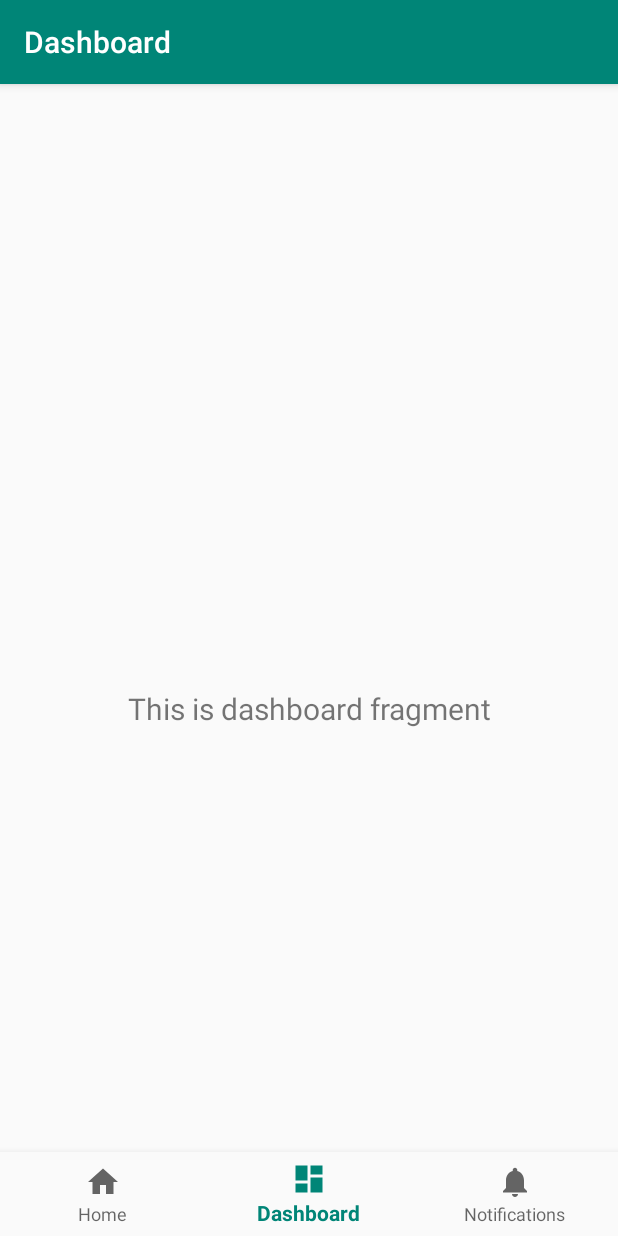
After one commit to capstone-project-cs-info-4488/MachineLearningBookSuggester, an Android app: the DashboardFragment screen opened through its navigation route, on a phone screen of 412 x 824 dp. The commit adds this screen. Run offline under Robolectric (Android 15) with nearby library versions, the phone set to English and light mode, and no system bars; our stand-ins replace navigation-ui.

Commit message:
Recreating our app...

```diff
--- a/java/android/build.gradle
+++ b/java/android/build.gradle
@@ -51,6 +51,9 @@ dependencies {
     implementation 'androidx.annotation:annotation:1.1.0'
     implementation 'androidx.constraintlayout:constraintlayout:1.1.3'
     implementation 'androidx.lifecycle:lifecycle-extensions:2.2.0'
+    implementation 'androidx.vectordrawable:vectordrawable:1.0.1'
+    implementation 'androidx.navigation:navigation-fragment:2.0.0'
+    implementation 'androidx.navigation:navigation-ui:2.0.0'
     testImplementation 'junit:junit:4.13'
     androidTestImplementation 'androidx.test.ext:junit:1.1.1'
     androidTestImplementation 'androidx.test.espresso:espresso-core:3.2.0'
--- a/java/android/src/main/AndroidManifest.xml
+++ b/java/android/src/main/AndroidManifest.xml
@@ -12,6 +12,9 @@
         android:theme="@style/AppTheme"
         tools:ignore="GoogleAppIndexingWarning">
         <activity
+            android:name=".MainActivity"
+            android:label="@string/title_activity_main"></activity>
+        <activity
             android:name=".ui.login.LoginActivity"
             android:label="@string/title_activity_login">
             <intent-filter>
--- /dev/null
+++ b/java/android/src/main/java/edu/isu/capstone/bookrec/android/MainActivity.java
@@ -0,0 +1,30 @@
+package edu.isu.capstone.bookrec.android;
+
+import android.os.Bundle;
+
+import com.google.android.material.bottomnavigation.BottomNavigationView;
+
+import androidx.appcompat.app.AppCompatActivity;
+import androidx.navigation.NavController;
+import androidx.navigation.Navigation;
+import androidx.navigation.ui.AppBarConfiguration;
+import androidx.navigation.ui.NavigationUI;
+
+public class MainActivity extends AppCompatActivity {
+
+    @Override
+    protected void onCreate(Bundle savedInstanceState) {
+        super.onCreate(savedInstanceState);
+        setContentView(R.layout.activity_main);
+        BottomNavigationView navView = findViewById(R.id.nav_view);
+        // Passing each menu ID as a set of Ids because each
+        // menu should be considered as top level destinations.
+        AppBarConfiguration appBarConfiguration = new AppBarConfiguration.Builder(
+                R.id.navigation_home, R.id.navigation_dashboard, R.id.navigation_notifications)
+                .build();
+        NavController navController = Navigation.findNavController(this, R.id.nav_host_fragment);
+        NavigationUI.setupActionBarWithNavController(this, navController, appBarConfiguration);
+        NavigationUI.setupWithNavController(navView, navController);
+    }
+
+}
--- /dev/null
+++ b/java/android/src/main/java/edu/isu/capstone/bookrec/android/ui/dashboard/DashboardFragment.java
@@ -0,0 +1,35 @@
+package edu.isu.capstone.bookrec.android.ui.dashboard;
+
+import android.os.Bundle;
+import android.view.LayoutInflater;
+import android.view.View;
+import android.view.ViewGroup;
+import android.widget.TextView;
+
+import androidx.annotation.NonNull;
+import androidx.annotation.Nullable;
+import androidx.fragment.app.Fragment;
+import androidx.lifecycle.Observer;
+import androidx.lifecycle.ViewModelProviders;
+
+import edu.isu.capstone.bookrec.android.R;
+
+public class DashboardFragment extends Fragment {
+
+    private DashboardViewModel dashboardViewModel;
+
+    public View onCreateView(@NonNull LayoutInflater inflater,
+                             ViewGroup container, Bundle savedInstanceState) {
+        dashboardViewModel =
+                ViewModelProviders.of(this).get(DashboardViewModel.class);
+        View root = inflater.inflate(R.layout.fragment_dashboard, container, false);
+        final TextView textView = root.findViewById(R.id.text_dashboard);
+        dashboardViewModel.getText().observe(getViewLifecycleOwner(), new Observer<String>() {
+            @Override
+            public void onChanged(@Nullable String s) {
+                textView.setText(s);
+            }
+        });
+        return root;
+    }
+}
--- /dev/null
+++ b/java/android/src/main/java/edu/isu/capstone/bookrec/android/ui/dashboard/DashboardViewModel.java
@@ -0,0 +1,19 @@
+package edu.isu.capstone.bookrec.android.ui.dashboard;
+
+import androidx.lifecycle.LiveData;
+import androidx.lifecycle.MutableLiveData;
+import androidx.lifecycle.ViewModel;
+
+public class DashboardViewModel extends ViewModel {
+
+    private MutableLiveData<String> mText;
+
+    public DashboardViewModel() {
+        mText = new MutableLiveData<>();
+        mText.setValue("This is dashboard fragment");
+    }
+
+    public LiveData<String> getText() {
+        return mText;
+    }
+}
--- /dev/null
+++ b/java/android/src/main/java/edu/isu/capstone/bookrec/android/ui/home/HomeFragment.java
@@ -0,0 +1,35 @@
+package edu.isu.capstone.bookrec.android.ui.home;
+
+import android.os.Bundle;
+import android.view.LayoutInflater;
+import android.view.View;
+import android.view.ViewGroup;
+import android.widget.TextView;
+
+import androidx.annotation.NonNull;
+import androidx.annotation.Nullable;
+import androidx.fragment.app.Fragment;
+import androidx.lifecycle.Observer;
+import androidx.lifecycle.ViewModelProviders;
+
+import edu.isu.capstone.bookrec.android.R;
+
+public class HomeFragment extends Fragment {
+
+    private HomeViewModel homeViewModel;
+
+    public View onCreateView(@NonNull LayoutInflater inflater,
+                             ViewGroup container, Bundle savedInstanceState) {
+        homeViewModel =
+                ViewModelProviders.of(this).get(HomeViewModel.class);
+        View root = inflater.inflate(R.layout.fragment_home, container, false);
+        final TextView textView = root.findViewById(R.id.text_home);
+        homeViewModel.getText().observe(getViewLifecycleOwner(), new Observer<String>() {
+            @Override
+            public void onChanged(@Nullable String s) {
+                textView.setText(s);
+            }
+        });
+        return root;
+    }
+}
--- /dev/null
+++ b/java/android/src/main/java/edu/isu/capstone/bookrec/android/ui/home/HomeViewModel.java
@@ -0,0 +1,19 @@
+package edu.isu.capstone.bookrec.android.ui.home;
+
+import androidx.lifecycle.LiveData;
+import androidx.lifecycle.MutableLiveData;
+import androidx.lifecycle.ViewModel;
+
+public class HomeViewModel extends ViewModel {
+
+    private MutableLiveData<String> mText;
+
+    public HomeViewModel() {
+        mText = new MutableLiveData<>();
+        mText.setValue("This is home fragment");
+    }
+
+    public LiveData<String> getText() {
+        return mText;
+    }
+}
--- /dev/null
+++ b/java/android/src/main/java/edu/isu/capstone/bookrec/android/ui/notifications/NotificationsFragment.java
@@ -0,0 +1,35 @@
+package edu.isu.capstone.bookrec.android.ui.notifications;
+
+import android.os.Bundle;
+import android.view.LayoutInflater;
+import android.view.View;
+import android.view.ViewGroup;
+import android.widget.TextView;
+
+import androidx.annotation.NonNull;
+import androidx.annotation.Nullable;
+import androidx.fragment.app.Fragment;
+import androidx.lifecycle.Observer;
+import androidx.lifecycle.ViewModelProviders;
+
+import edu.isu.capstone.bookrec.android.R;
+
+public class NotificationsFragment extends Fragment {
+
+    private NotificationsViewModel notificationsViewModel;
+
+    public View onCreateView(@NonNull LayoutInflater inflater,
+                             ViewGroup container, Bundle savedInstanceState) {
+        notificationsViewModel =
+                ViewModelProviders.of(this).get(NotificationsViewModel.class);
+        View root = inflater.inflate(R.layout.fragment_notifications, container, false);
+        final TextView textView = root.findViewById(R.id.text_notifications);
+        notificationsViewModel.getText().observe(getViewLifecycleOwner(), new Observer<String>() {
+            @Override
+            public void onChanged(@Nullable String s) {
+                textView.setText(s);
+            }
+        });
+        return root;
+    }
+}
--- /dev/null
+++ b/java/android/src/main/java/edu/isu/capstone/bookrec/android/ui/notifications/NotificationsViewModel.java
@@ -0,0 +1,19 @@
+package edu.isu.capstone.bookrec.android.ui.notifications;
+
+import androidx.lifecycle.LiveData;
+import androidx.lifecycle.MutableLiveData;
+import androidx.lifecycle.ViewModel;
+
+public class NotificationsViewModel extends ViewModel {
+
+    private MutableLiveData<String> mText;
+
+    public NotificationsViewModel() {
+        mText = new MutableLiveData<>();
+        mText.setValue("This is notifications fragment");
+    }
+
+    public LiveData<String> getText() {
+        return mText;
+    }
+}
--- /dev/null
+++ b/java/android/src/main/res/drawable/ic_dashboard_black_24dp.xml
@@ -0,0 +1,9 @@
+<vector xmlns:android="http://schemas.android.com/apk/res/android"
+    android:width="24dp"
+    android:height="24dp"
+    android:viewportWidth="24.0"
+    android:viewportHeight="24.0">
+    <path
+        android:fillColor="#FF000000"
+        android:pathData="M3,13h8L11,3L3,3v10zM3,21h8v-6L3,15v6zM13,21h8L21,11h-8v10zM13,3v6h8L21,3h-8z" />
+</vector>
--- /dev/null
+++ b/java/android/src/main/res/drawable/ic_home_black_24dp.xml
@@ -0,0 +1,9 @@
+<vector xmlns:android="http://schemas.android.com/apk/res/android"
+    android:width="24dp"
+    android:height="24dp"
+    android:viewportWidth="24.0"
+    android:viewportHeight="24.0">
+    <path
+        android:fillColor="#FF000000"
+        android:pathData="M10,20v-6h4v6h5v-8h3L12,3 2,12h3v8z" />
+</vector>
--- /dev/null
+++ b/java/android/src/main/res/drawable/ic_notifications_black_24dp.xml
@@ -0,0 +1,9 @@
+<vector xmlns:android="http://schemas.android.com/apk/res/android"
+    android:width="24dp"
+    android:height="24dp"
+    android:viewportWidth="24.0"
+    android:viewportHeight="24.0">
+    <path
+        android:fillColor="#FF000000"
+        android:pathData="M12,22c1.1,0 2,-0.9 2,-2h-4c0,1.1 0.89,2 2,2zM18,16v-5c0,-3.07 -1.64,-5.64 -4.5,-6.32L13.5,4c0,-0.83 -0.67,-1.5 -1.5,-1.5s-1.5,0.67 -1.5,1.5v0.68C7.63,5.36 6,7.92 6,11v5l-2,2v1h16v-1l-2,-2z" />
+</vector>
--- /dev/null
+++ b/java/android/src/main/res/layout/activity_main.xml
@@ -0,0 +1,33 @@
+<?xml version="1.0" encoding="utf-8"?>
+<androidx.constraintlayout.widget.ConstraintLayout xmlns:android="http://schemas.android.com/apk/res/android"
+    xmlns:app="http://schemas.android.com/apk/res-auto"
+    android:id="@+id/container"
+    android:layout_width="match_parent"
+    android:layout_height="match_parent"
+    android:paddingTop="?attr/actionBarSize">
+
+    <com.google.android.material.bottomnavigation.BottomNavigationView
+        android:id="@+id/nav_view"
+        android:layout_width="0dp"
+        android:layout_height="wrap_content"
+        android:layout_marginStart="0dp"
+        android:layout_marginEnd="0dp"
+        android:background="?android:attr/windowBackground"
+        app:layout_constraintBottom_toBottomOf="parent"
+        app:layout_constraintLeft_toLeftOf="parent"
+        app:layout_constraintRight_toRightOf="parent"
+        app:menu="@menu/bottom_nav_menu" />
+
+    <fragment
+        android:id="@+id/nav_host_fragment"
+        android:name="androidx.navigation.fragment.NavHostFragment"
+        android:layout_width="match_parent"
+        android:layout_height="match_parent"
+        app:defaultNavHost="true"
+        app:layout_constraintBottom_toTopOf="@id/nav_view"
+        app:layout_constraintLeft_toLeftOf="parent"
+        app:layout_constraintRight_toRightOf="parent"
+        app:layout_constraintTop_toTopOf="parent"
+        app:navGraph="@navigation/mobile_navigation" />
+
+</androidx.constraintlayout.widget.ConstraintLayout>
--- /dev/null
+++ b/java/android/src/main/res/layout/fragment_dashboard.xml
@@ -0,0 +1,22 @@
+<?xml version="1.0" encoding="utf-8"?>
+<androidx.constraintlayout.widget.ConstraintLayout xmlns:android="http://schemas.android.com/apk/res/android"
+    xmlns:app="http://schemas.android.com/apk/res-auto"
+    xmlns:tools="http://schemas.android.com/tools"
+    android:layout_width="match_parent"
+    android:layout_height="match_parent"
+    tools:context=".ui.dashboard.DashboardFragment">
+
+    <TextView
+        android:id="@+id/text_dashboard"
+        android:layout_width="match_parent"
+        android:layout_height="wrap_content"
+        android:layout_marginStart="8dp"
+        android:layout_marginTop="8dp"
+        android:layout_marginEnd="8dp"
+        android:textAlignment="center"
+        android:textSize="20sp"
+        app:layout_constraintBottom_toBottomOf="parent"
+        app:layout_constraintEnd_toEndOf="parent"
+        app:layout_constraintStart_toStartOf="parent"
+        app:layout_constraintTop_toTopOf="parent" />
+</androidx.constraintlayout.widget.ConstraintLayout>
--- /dev/null
+++ b/java/android/src/main/res/layout/fragment_home.xml
@@ -0,0 +1,22 @@
+<?xml version="1.0" encoding="utf-8"?>
+<androidx.constraintlayout.widget.ConstraintLayout xmlns:android="http://schemas.android.com/apk/res/android"
+    xmlns:app="http://schemas.android.com/apk/res-auto"
+    xmlns:tools="http://schemas.android.com/tools"
+    android:layout_width="match_parent"
+    android:layout_height="match_parent"
+    tools:context=".ui.home.HomeFragment">
+
+    <TextView
+        android:id="@+id/text_home"
+        android:layout_width="match_parent"
+        android:layout_height="wrap_content"
+        android:layout_marginStart="8dp"
+        android:layout_marginTop="8dp"
+        android:layout_marginEnd="8dp"
+        android:textAlignment="center"
+        android:textSize="20sp"
+        app:layout_constraintBottom_toBottomOf="parent"
+        app:layout_constraintEnd_toEndOf="parent"
+        app:layout_constraintStart_toStartOf="parent"
+        app:layout_constraintTop_toTopOf="parent" />
+</androidx.constraintlayout.widget.ConstraintLayout>
--- /dev/null
+++ b/java/android/src/main/res/layout/fragment_notifications.xml
@@ -0,0 +1,22 @@
+<?xml version="1.0" encoding="utf-8"?>
+<androidx.constraintlayout.widget.ConstraintLayout xmlns:android="http://schemas.android.com/apk/res/android"
+    xmlns:app="http://schemas.android.com/apk/res-auto"
+    xmlns:tools="http://schemas.android.com/tools"
+    android:layout_width="match_parent"
+    android:layout_height="match_parent"
+    tools:context=".ui.notifications.NotificationsFragment">
+
+    <TextView
+        android:id="@+id/text_notifications"
+        android:layout_width="match_parent"
+        android:layout_height="wrap_content"
+        android:layout_marginStart="8dp"
+        android:layout_marginTop="8dp"
+        android:layout_marginEnd="8dp"
+        android:textAlignment="center"
+        android:textSize="20sp"
+        app:layout_constraintBottom_toBottomOf="parent"
+        app:layout_constraintEnd_toEndOf="parent"
+        app:layout_constraintStart_toStartOf="parent"
+        app:layout_constraintTop_toTopOf="parent" />
+</androidx.constraintlayout.widget.ConstraintLayout>
--- /dev/null
+++ b/java/android/src/main/res/menu/bottom_nav_menu.xml
@@ -0,0 +1,19 @@
+<?xml version="1.0" encoding="utf-8"?>
+<menu xmlns:android="http://schemas.android.com/apk/res/android">
+
+    <item
+        android:id="@+id/navigation_home"
+        android:icon="@drawable/ic_home_black_24dp"
+        android:title="@string/title_home" />
+
+    <item
+        android:id="@+id/navigation_dashboard"
+        android:icon="@drawable/ic_dashboard_black_24dp"
+        android:title="@string/title_dashboard" />
+
+    <item
+        android:id="@+id/navigation_notifications"
+        android:icon="@drawable/ic_notifications_black_24dp"
+        android:title="@string/title_notifications" />
+
+</menu>
--- /dev/null
+++ b/java/android/src/main/res/navigation/mobile_navigation.xml
@@ -0,0 +1,25 @@
+<?xml version="1.0" encoding="utf-8"?>
+<navigation xmlns:android="http://schemas.android.com/apk/res/android"
+    xmlns:app="http://schemas.android.com/apk/res-auto"
+    xmlns:tools="http://schemas.android.com/tools"
+    android:id="@+id/mobile_navigation"
+    app:startDestination="@+id/navigation_home">
+
+    <fragment
+        android:id="@+id/navigation_home"
+        android:name="edu.isu.capstone.bookrec.android.ui.home.HomeFragment"
+        android:label="@string/title_home"
+        tools:layout="@layout/fragment_home" />
+
+    <fragment
+        android:id="@+id/navigation_dashboard"
+        android:name="edu.isu.capstone.bookrec.android.ui.dashboard.DashboardFragment"
+        android:label="@string/title_dashboard"
+        tools:layout="@layout/fragment_dashboard" />
+
+    <fragment
+        android:id="@+id/navigation_notifications"
+        android:name="edu.isu.capstone.bookrec.android.ui.notifications.NotificationsFragment"
+        android:label="@string/title_notifications"
+        tools:layout="@layout/fragment_notifications" />
+</navigation>
--- a/java/android/src/main/res/values/strings.xml
+++ b/java/android/src/main/res/values/strings.xml
@@ -8,4 +8,8 @@
     <string name="invalid_username">Not a valid username</string>
     <string name="invalid_password">Password must be >5 characters</string>
     <string name="login_failed">"Login failed"</string>
+    <string name="title_activity_main">MainActivity</string>
+    <string name="title_home">Home</string>
+    <string name="title_dashboard">Dashboard</string>
+    <string name="title_notifications">Notifications</string>
 </resources>
```
